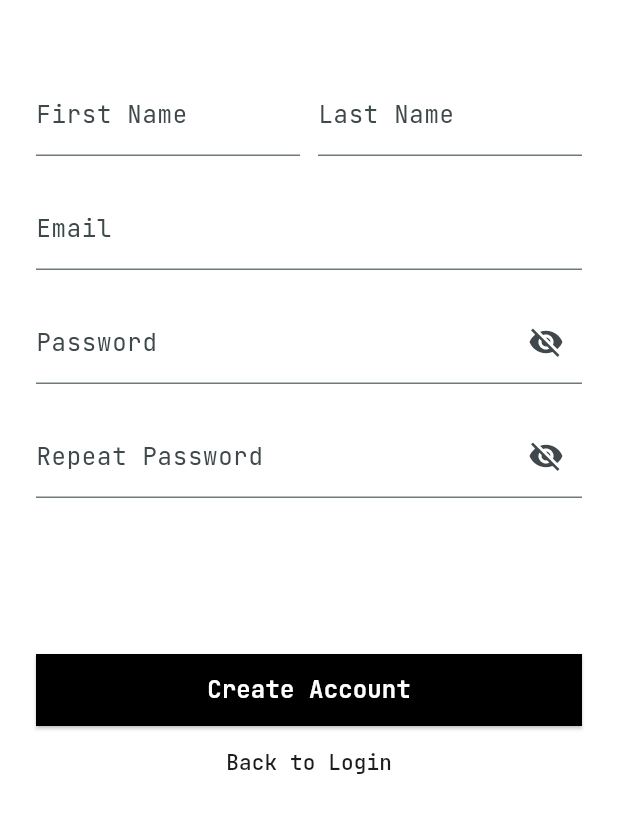
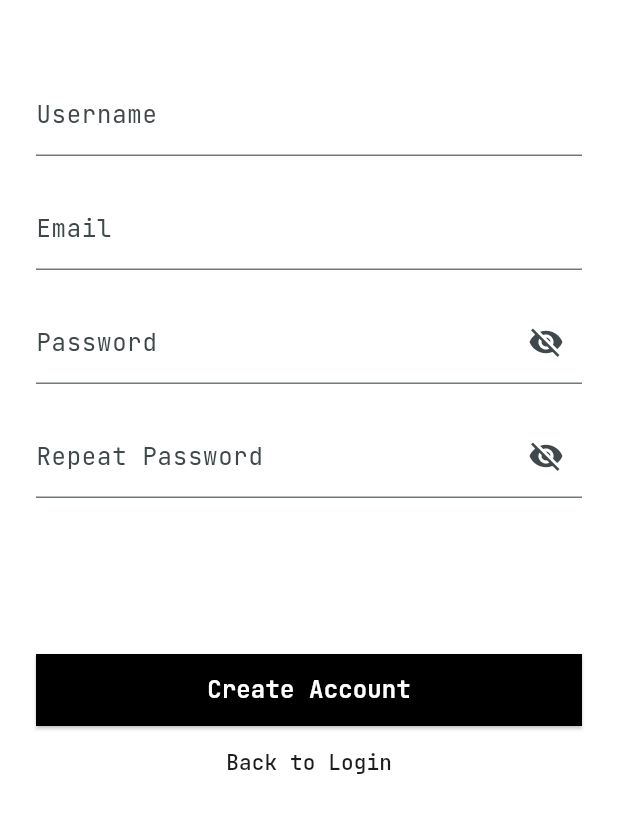
Before and after one commit to 37craven/weardo_outfit_builder, a Flutter app: the screen it shows after launch, after a tap on "Don't have an account? Register", on a phone screen of 412 x 824 dp, the part 366-1199 px from its top. Run offline on Flutter 3.47's test engine with Material 3 defaults, Android fonts, the phone set to English and light mode, and no system bars; our stand-ins replace flutter_svg, go_router, google_fonts, image_picker, supabase_flutter; accounts and stored records are empty; network calls fail.

Commit message:
feat: Update authentication to support username or email login and enforce unique usernames in the database

```diff
--- a/lib/features/auth/screens/login_screen.dart
+++ b/lib/features/auth/screens/login_screen.dart
@@ -14,13 +14,13 @@ class LoginScreen extends StatefulWidget {
 }
 
 class _LoginScreenState extends State<LoginScreen> {
-  final _emailController = TextEditingController();
+  final _usernameOrEmailController = TextEditingController();
   final _passwordController = TextEditingController();
   bool _obscurePassword = true;
 
   @override
   void dispose() {
-    _emailController.dispose();
+    _usernameOrEmailController.dispose();
     _passwordController.dispose();
     super.dispose();
   }
@@ -57,7 +57,7 @@ class _LoginScreenState extends State<LoginScreen> {
                   Column(
                     crossAxisAlignment: CrossAxisAlignment.end,
                     children: [
-                      TextField(controller: _emailController, decoration: const InputDecoration(labelText: 'Email')),
+                      TextField(controller: _usernameOrEmailController, decoration: const InputDecoration(labelText: 'Username or Email')),
                       const SizedBox(height: 20),
                       TextField(
                         controller: _passwordController,
@@ -90,7 +90,7 @@ class _LoginScreenState extends State<LoginScreen> {
                     label: 'Login',
                     onPressed: () async {
                       String? error = await authProvider.login(
-                        _emailController.text.trim(),
+                        _usernameOrEmailController.text.trim(),
                         _passwordController.text.trim(),
                       );
                       if (error == null) {
--- a/lib/features/auth/screens/register_screen.dart
+++ b/lib/features/auth/screens/register_screen.dart
@@ -14,8 +14,7 @@ class RegisterScreen extends StatefulWidget {
 
 class _RegisterScreenState extends State<RegisterScreen> {
   final _emailController = TextEditingController();
-  final _firstNameController = TextEditingController();
-  final _lastNameController = TextEditingController();
+  final _usernameController = TextEditingController();
   final _passwordController = TextEditingController();
   final _confirmController = TextEditingController();
   bool _obscurePassword = true;
@@ -24,8 +23,7 @@ class _RegisterScreenState extends State<RegisterScreen> {
   @override
   void dispose() {
     _emailController.dispose();
-    _firstNameController.dispose();
-    _lastNameController.dispose();
+    _usernameController.dispose();
     _passwordController.dispose();
     _confirmController.dispose();
     super.dispose();
@@ -66,28 +64,8 @@ class _RegisterScreenState extends State<RegisterScreen> {
                   Column(
                     crossAxisAlignment: CrossAxisAlignment.end,
                     children: [
-                        Row(
-                          spacing: 12,
-                          children: [
-                            Expanded(
-                              child: TextField(
-                                controller: _firstNameController,
-                                decoration: const InputDecoration(
-                                  labelText: 'First Name',
-                                ),
-                              ),
-                            ),
-                            Expanded(
-                              child: TextField(
-                                controller: _lastNameController,
-                                decoration: const InputDecoration(
-                                  labelText: 'Last Name',
-                                ),
-                              ),
-                            ),
-                          ],
-                        ),
-                        const SizedBox(height: 20),
+                      TextField(controller: _usernameController, decoration: const InputDecoration(labelText: 'Username')),
+                      const SizedBox(height: 20),
                       TextField(controller: _emailController, decoration: const InputDecoration(labelText: 'Email')),
 
                       const SizedBox(height: 20),
@@ -134,8 +112,7 @@ class _RegisterScreenState extends State<RegisterScreen> {
                       }
                       String? error = await authProvider.register(
                         _emailController.text.trim(),
-                        _firstNameController.text.trim(),
-                        _lastNameController.text.trim(),
+                        _usernameController.text.trim(),
                         _passwordController.text.trim(),
                       );
                       if (error == null) {
--- a/lib/features/profile/screens/profile_screen.dart
+++ b/lib/features/profile/screens/profile_screen.dart
@@ -72,7 +72,7 @@ class _ProfileScreenState extends State<ProfileScreen> {
                           ),
                           Column(
                             children: [
-                              Text(name, style: const TextStyle(fontSize: 24, fontWeight: FontWeight.bold)),
+                              Text('@$name', style: const TextStyle(fontSize: 24, fontWeight: FontWeight.bold)),
                               Text(email, style: TextStyle(fontSize: 14, color: Colors.grey[600])),
                             ],
                           ),
```
Also changed, not shown: lib/features/auth/providers/auth_provider.dart (+21 -3 lines), 1 other file.
